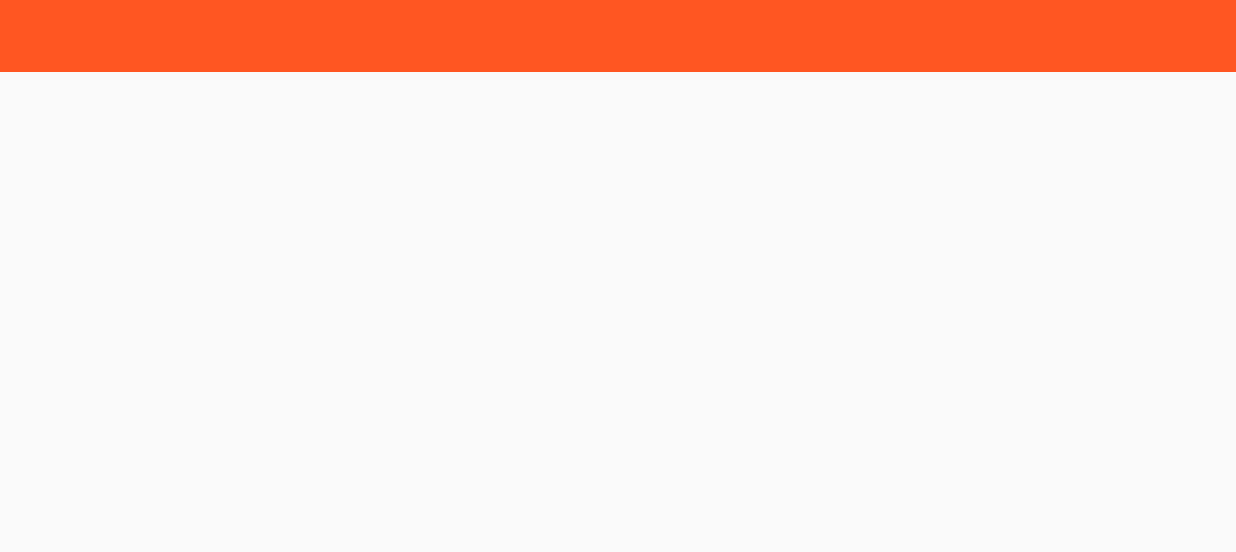
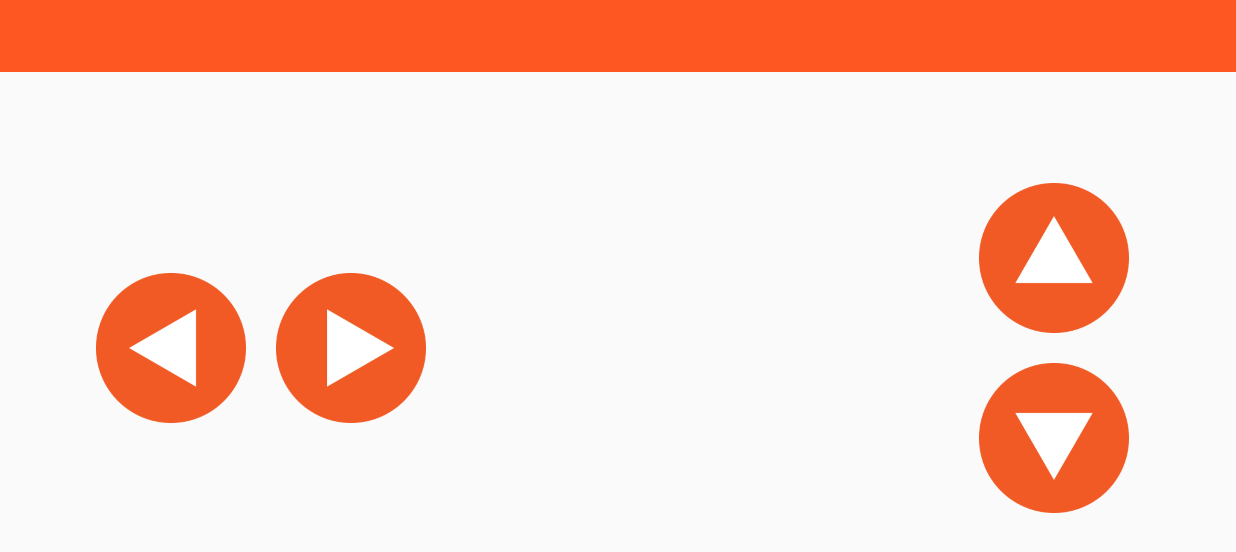
Before and after one commit to gilz688/android_rc-car, an Android app: the TCPActivity screen opened directly, with no data from a screen before it, on a phone screen of 824 x 412 dp (held sideways). Shown: the top 552 px of the screen. Run offline under Robolectric (Android 15) with nearby library versions, the phone set to English and light mode, and no system bars; libraries missing offline, so code that uses them is left out: fr.castorflex.android; plain views replace SmoothProgressBar; 2 statements that could not run were skipped.

Commit message:
added RC Car Client Controls (initial view, presenter and interactor)

```diff
--- a/RCCarClient/app/src/main/java/ph/edu/msuiit/rccarclient/discovery/DiscoveryFragment.java
+++ b/RCCarClient/app/src/main/java/ph/edu/msuiit/rccarclient/discovery/DiscoveryFragment.java
@@ -2,10 +2,8 @@ package ph.edu.msuiit.rccarclient.discovery;
 
 import android.app.Activity;
 import android.content.BroadcastReceiver;
-import android.content.Intent;
 import android.content.IntentFilter;
 import android.os.Bundle;
-import android.provider.Settings;
 import android.support.annotation.Nullable;
 import android.support.v4.app.Fragment;
 import android.support.v4.content.LocalBroadcastManager;
@@ -18,7 +16,6 @@ import android.view.MenuItem;
 import android.view.View;
 import android.view.ViewGroup;
 import android.widget.TextView;
-import android.widget.Toast;
 
 import java.util.ArrayList;
 
@@ -27,6 +24,7 @@ import ph.edu.msuiit.rccarclient.adapters.DeviceAdapter;
 import ph.edu.msuiit.rccarclient.discovery.proto.DiscoveryPresenter;
 import ph.edu.msuiit.rccarclient.discovery.proto.DiscoveryView;
 import ph.edu.msuiit.rccarclient.models.Device;
+import ph.edu.msuiit.rccarclient.models.ParcelableDevice;
 
 /**
  * A fragment representing a list of RC Car Servers.
--- a/RCCarClient/app/src/main/java/ph/edu/msuiit/rccarclient/discovery/DiscoveryInteractorImpl.java
+++ b/RCCarClient/app/src/main/java/ph/edu/msuiit/rccarclient/discovery/DiscoveryInteractorImpl.java
@@ -6,6 +6,7 @@ import android.provider.Settings;
 
 import ph.edu.msuiit.rccarclient.discovery.proto.DiscoveryInteractor;
 import ph.edu.msuiit.rccarclient.models.Device;
+import ph.edu.msuiit.rccarclient.models.ParcelableDevice;
 import ph.edu.msuiit.rccarclient.tcp.TCPActivity;
 
 public class DiscoveryInteractorImpl implements DiscoveryInteractor {
--- a/RCCarClient/app/src/main/java/ph/edu/msuiit/rccarclient/discovery/ParcelableDevice.java
+++ b/RCCarClient/app/src/main/java/ph/edu/msuiit/rccarclient/models/ParcelableDevice.java
@@ -1,12 +1,10 @@
-package ph.edu.msuiit.rccarclient.discovery;
+package ph.edu.msuiit.rccarclient.models;
 
 import android.os.Parcel;
 import android.os.Parcelable;
 
 import java.net.InetAddress;
 import java.net.UnknownHostException;
-
-import ph.edu.msuiit.rccarclient.models.Device;
 
 public class ParcelableDevice extends Device implements Parcelable{
     public static final Creator<ParcelableDevice> CREATOR = new Creator<ParcelableDevice>() {
--- /dev/null
+++ b/RCCarClient/app/src/main/java/ph/edu/msuiit/rccarclient/tcp/ControlsFragment.java
@@ -0,0 +1,74 @@
+package ph.edu.msuiit.rccarclient.tcp;
+
+import android.os.Bundle;
+import android.support.annotation.Nullable;
+import android.support.v4.app.Fragment;
+import android.support.v7.widget.LinearLayoutManager;
+import android.support.v7.widget.RecyclerView;
+import android.view.LayoutInflater;
+import android.view.View;
+import android.view.ViewGroup;
+import android.widget.Button;
+import ph.edu.msuiit.rccarclient.R;
+import ph.edu.msuiit.rccarclient.models.ParcelableDevice;
+import ph.edu.msuiit.rccarclient.tcp.proto.ControlsPresenter;
+import ph.edu.msuiit.rccarclient.tcp.proto.ControlsView;
+
+public class ControlsFragment extends Fragment implements ControlsView, View.OnClickListener {
+    private static final String ARG_DEVICE = "device";
+    private ParcelableDevice device;
+    private ControlsPresenterImpl mPresenter;
+
+    public static ControlsFragment newInstance(ParcelableDevice device) {
+        ControlsFragment fragment = new ControlsFragment();
+        Bundle args = new Bundle();
+        args.putParcelable(ARG_DEVICE, device);
+        fragment.setArguments(args);
+        return fragment;
+    }
+
+    public ControlsFragment() {
+        // Required empty public constructor
+    }
+
+    @Override
+    public void onCreate(Bundle savedInstanceState) {
+        super.onCreate(savedInstanceState);
+        if (getArguments() != null) {
+            device = getArguments().getParcelable(ARG_DEVICE);
+        }
+    }
+
+    @Override
+    public View onCreateView(LayoutInflater inflater, @Nullable ViewGroup container, @Nullable Bundle savedInstanceState) {
+        ViewGroup root = (ViewGroup) inflater.inflate(R.layout.fragment_controls,
+                null);
+
+        root.findViewById(R.id.btnLeft).setOnClickListener(this);
+        root.findViewById(R.id.btnRight).setOnClickListener(this);
+        root.findViewById(R.id.btnForward).setOnClickListener(this);
+        root.findViewById(R.id.btnBackward).setOnClickListener(this);
+
+        mPresenter = new ControlsPresenterImpl(this, new ControlsInteractorImpl());
+        return root;
+    }
+
+    @Override
+    public void onClick(View v) {
+        switch(v.getId()){
+            case R.id.btnForward:
+                mPresenter.onForwardButtonClick();
+                break;
+            case R.id.btnBackward:
+                mPresenter.onBackwardButtonClick();
+                break;
+            case R.id.btnLeft:
+                mPresenter.onLeftButtonClick();
+                break;
+            case R.id.btnRight:
+                mPresenter.onRightButtonClick();
+                break;
+            default:
+        }
+    }
+}
--- /dev/null
+++ b/RCCarClient/app/src/main/java/ph/edu/msuiit/rccarclient/tcp/ControlsPresenterImpl.java
@@ -0,0 +1,35 @@
+package ph.edu.msuiit.rccarclient.tcp;
+
+import ph.edu.msuiit.rccarclient.tcp.proto.ControlsInteractor;
+import ph.edu.msuiit.rccarclient.tcp.proto.ControlsPresenter;
+import ph.edu.msuiit.rccarclient.tcp.proto.ControlsView;
+
+public class ControlsPresenterImpl implements ControlsPresenter{
+    private ControlsInteractor mInteractor;
+    private ControlsView mView;
+
+    public ControlsPresenterImpl(ControlsView view, ControlsInteractor interactor) {
+        mView = view;
+        mInteractor = interactor;
+    }
+
+    @Override
+    public void onLeftButtonClick() {
+
+    }
+
+    @Override
+    public void onRightButtonClick() {
+
+    }
+
+    @Override
+    public void onForwardButtonClick() {
+
+    }
+
+    @Override
+    public void onBackwardButtonClick() {
+
+    }
+}
--- a/RCCarClient/app/src/main/java/ph/edu/msuiit/rccarclient/tcp/TCPActivity.java
+++ b/RCCarClient/app/src/main/java/ph/edu/msuiit/rccarclient/tcp/TCPActivity.java
@@ -12,7 +12,7 @@ import ph.edu.msuiit.rccarclient.R;
 import ph.edu.msuiit.rccarclient.models.Device;
 import ph.edu.msuiit.rccarclient.utils.KitKatTweaks;
 
-public class TCPActivity extends ActionBarActivity {
+public class TCPActivity extends ActionBarActivity{
     private static final String TAG = "TCPActivity";
 
     @Override
@@ -24,6 +24,10 @@ public class TCPActivity extends ActionBarActivity {
         Log.d(TAG, "TCPActivity Started.");
         registerTCPBroadcastReceiver();
         establishTCPConnection(device.getName(), device.getIpAddress(), device.getPort());
+
+        getSupportFragmentManager().beginTransaction()
+                .add(R.id.container, new ControlsFragment())
+                .commit();
     }
 
 
--- /dev/null
+++ b/RCCarClient/app/src/main/java/ph/edu/msuiit/rccarclient/tcp/proto/ControlsInteractor.java
@@ -0,0 +1,18 @@
+package ph.edu.msuiit.rccarclient.tcp.proto;
+
+public interface ControlsInteractor {
+    public void steerLeft();
+    public void steerRight();
+    public void steerForward();
+    public void steerBackward();
+
+    /*
+     *  angle (-45 to 45)
+     */
+    public void steer(int angle);
+
+    /*
+     *  value (0 to 255)
+     */
+    public void move(boolean forward, int value);
+}
--- /dev/null
+++ b/RCCarClient/app/src/main/java/ph/edu/msuiit/rccarclient/tcp/proto/ControlsPresenter.java
@@ -0,0 +1,8 @@
+package ph.edu.msuiit.rccarclient.tcp.proto;
+
+public interface ControlsPresenter {
+    public void onLeftButtonClick();
+    public void onRightButtonClick();
+    public void onForwardButtonClick();
+    public void onBackwardButtonClick();
+}
--- /dev/null
+++ b/RCCarClient/app/src/main/java/ph/edu/msuiit/rccarclient/tcp/proto/ControlsView.java
@@ -0,0 +1,4 @@
+package ph.edu.msuiit.rccarclient.tcp.proto;
+
+public interface ControlsView {
+}
--- /dev/null
+++ b/RCCarClient/app/src/main/res/layout/fragment_controls.xml
@@ -0,0 +1,57 @@
+<RelativeLayout xmlns:android="http://schemas.android.com/apk/res/android"
+    xmlns:tools="http://schemas.android.com/tools" android:layout_width="match_parent"
+    android:layout_height="match_parent"
+    tools:context="ph.edu.msuiit.rccarclient.tcp.ControlsFragment">
+
+
+    <LinearLayout
+        android:orientation="vertical"
+        android:layout_width="wrap_content"
+        android:layout_height="wrap_content"
+        android:layout_centerVertical="true"
+        android:layout_alignParentRight="true"
+        android:layout_alignParentEnd="true"
+        android:layout_marginRight="61dp"
+        android:layout_marginEnd="61dp">
+
+        <ImageButton
+            android:layout_width="100dp"
+            android:layout_height="100dp"
+            android:id="@+id/btnForward"
+            android:background="@drawable/button_forward"
+            android:layout_margin="10dp" />
+
+        <ImageButton
+            android:layout_width="100dp"
+            android:layout_height="100dp"
+            android:id="@+id/btnBackward"
+            android:background="@drawable/button_backward"
+            android:layout_margin="10dp" />
+    </LinearLayout>
+
+    <LinearLayout
+        android:orientation="horizontal"
+        android:layout_width="wrap_content"
+        android:layout_height="wrap_content"
+        android:id="@+id/linearLayout"
+        android:layout_centerVertical="true"
+        android:layout_alignParentLeft="true"
+        android:layout_alignParentStart="true"
+        android:layout_marginLeft="54dp"
+        android:layout_marginStart="54dp">
+
+        <ImageButton
+            android:layout_width="100dp"
+            android:layout_height="100dp"
+            android:id="@+id/btnLeft"
+            android:background="@drawable/button_right"
+            android:layout_margin="10dp" />
+
+        <ImageButton
+            android:layout_width="100dp"
+            android:layout_height="100dp"
+            android:id="@+id/btnRight"
+            android:background="@drawable/button_left"
+            android:layout_margin="10dp" />
+    </LinearLayout>
+</RelativeLayout>
--- a/RCCarClient/app/src/main/res/values/strings.xml
+++ b/RCCarClient/app/src/main/res/values/strings.xml
@@ -10,4 +10,7 @@
     <string name="error_wifi_off">Wi-Fi needs to be on to connect to RC Car Server.</string>
     <string name="error_io_exception">Wi-Fi network is unreachable. RC Car Client cannot find the RC Car Server.</string>
     <string name="discovery_in_progress">Searching for RC Car Server...</string>
+
+<!-- TODO: Remove or change this placeholder text -->
+    <string name="hello_blank_fragment">Hello blank fragment</string>
 </resources>
--- a/RCCarClient/build.gradle
+++ b/RCCarClient/build.gradle
@@ -10,6 +10,7 @@ buildscript {
 
         // NOTE: Do not place your application dependencies here; they belong
         // in the individual module build.gradle files
+
     }
 }
 
```
Also changed, not shown: RCCarClient/app/src/main/java/ph/edu/msuiit/rccarclient/tcp/ControlsInteractorImpl.java (added, +36 -0 lines), RCCarClient/app/src/main/res/layout/layout_discovery.xml (added, +22 -0 lines), RCCarClient/app/src/main/res/drawable/button_backward.png (added), RCCarClient/app/src/main/res/drawable/button_forward.png (added), RCCarClient/app/src/main/res/drawable/button_left.png (added), RCCarClient/app/src/main/res/drawable/button_right.png (added).
